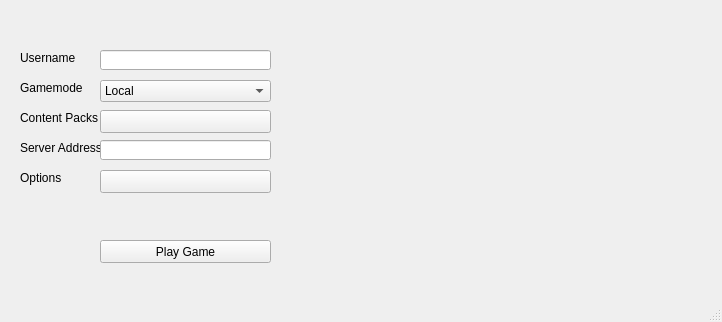
Before: the Qt Designer form ui/main.ui in CrankySupertoon/ToontownServer, drawn with Qt 5.
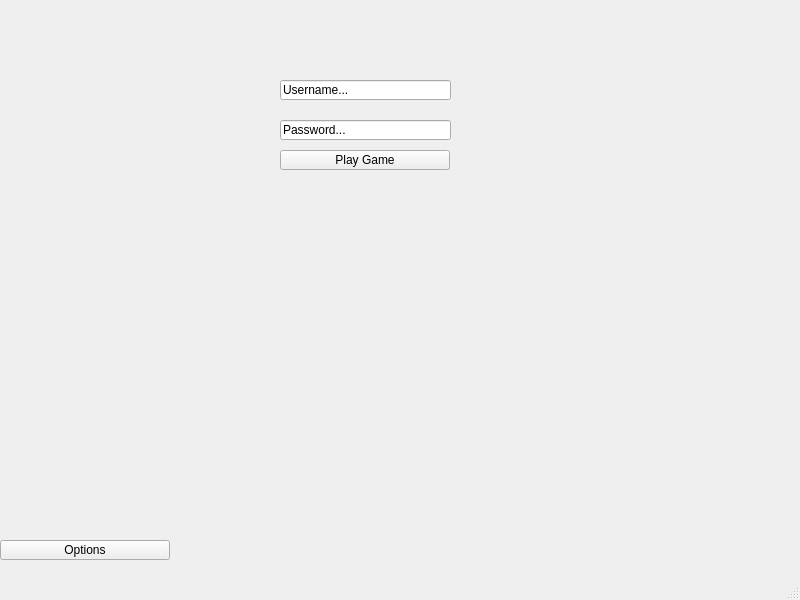
After: the same form once the commit is applied. Icons and pictures are not drawn.

```diff
--- a/ui/main.ui
+++ b/ui/main.ui
@@ -6,156 +6,92 @@
    <rect>
     <x>0</x>
     <y>0</y>
-    <width>722</width>
-    <height>322</height>
+    <width>800</width>
+    <height>600</height>
    </rect>
   </property>
+  <property name="maximumSize">
+   <size>
+    <width>800</width>
+    <height>600</height>
+   </size>
+  </property>
   <property name="windowTitle">
    <string>Toontown Launcher</string>
   </property>
   <widget class="QWidget" name="centralwidget">
-   <widget class="QComboBox" name="option">
-    <property name="geometry">
-     <rect>
-      <x>100</x>
-      <y>80</y>
-      <width>171</width>
-      <height>22</height>
-     </rect>
-    </property>
-    <item>
-     <property name="text">
-      <string>Local</string>
-     </property>
-    </item>
-    <item>
-     <property name="text">
-      <string>Server</string>
-     </property>
-    </item>
-   </widget>
-   <widget class="QLabel" name="label">
-    <property name="geometry">
-     <rect>
-      <x>20</x>
-      <y>80</y>
-      <width>81</width>
-      <height>16</height>
-     </rect>
-    </property>
-    <property name="text">
-     <string>Gamemode</string>
-    </property>
-   </widget>
-   <widget class="QLabel" name="label_2">
-    <property name="geometry">
-     <rect>
-      <x>20</x>
-      <y>50</y>
-      <width>81</width>
-      <height>16</height>
-     </rect>
-    </property>
-    <property name="text">
-     <string>Username</string>
-    </property>
-   </widget>
    <widget class="QLineEdit" name="name">
     <property name="geometry">
      <rect>
-      <x>100</x>
-      <y>50</y>
+      <x>280</x>
+      <y>80</y>
       <width>171</width>
       <height>20</height>
-     </rect>
-    </property>
-   </widget>
-   <widget class="QLabel" name="label_3">
-    <property name="geometry">
-     <rect>
-      <x>20</x>
-      <y>140</y>
-      <width>81</width>
-      <height>16</height>
      </rect>
     </property>
     <property name="text">
-     <string>Server Address</string>
-    </property>
-   </widget>
-   <widget class="QLineEdit" name="IP">
-    <property name="geometry">
-     <rect>
-      <x>100</x>
-      <y>140</y>
-      <width>171</width>
-      <height>20</height>
-     </rect>
+     <string>Username...</string>
     </property>
    </widget>
    <widget class="QPushButton" name="playButton">
     <property name="geometry">
      <rect>
-      <x>100</x>
-      <y>240</y>
-      <width>171</width>
-      <height>23</height>
+      <x>280</x>
+      <y>150</y>
+      <width>170</width>
+      <height>20</height>
      </rect>
     </property>
+    <property name="minimumSize">
+     <size>
+      <width>0</width>
+      <height>0</height>
+     </size>
+    </property>
+    <property name="maximumSize">
+     <size>
+      <width>170</width>
+      <height>20</height>
+     </size>
+    </property>
     <property name="text">
      <string>Play Game</string>
     </property>
-   </widget>
-   <widget class="QPushButton" name="cp">
-    <property name="geometry">
-     <rect>
-      <x>100</x>
-      <y>110</y>
-      <width>171</width>
-      <height>23</height>
-     </rect>
-    </property>
-    <property name="text">
-     <string/>
-    </property>
-   </widget>
-   <widget class="QLabel" name="label_4">
-    <property name="geometry">
-     <rect>
-      <x>20</x>
-      <y>110</y>
-      <width>81</width>
-      <height>16</height>
-     </rect>
-    </property>
-    <property name="text">
-     <string>Content Packs</string>
-    </property>
-   </widget>
-   <widget class="QLabel" name="label_5">
-    <property name="geometry">
-     <rect>
-      <x>20</x>
-      <y>170</y>
-      <width>81</width>
-      <height>16</height>
-     </rect>
-    </property>
-    <property name="text">
-     <string>Options</string>
+    <property name="icon">
+     <iconset>
+      <normaloff>play_button.png</normaloff>play_button.png</iconset>
     </property>
    </widget>
    <widget class="QPushButton" name="options_menu">
     <property name="geometry">
      <rect>
-      <x>100</x>
-      <y>170</y>
+      <x>0</x>
+      <y>540</y>
+      <width>170</width>
+      <height>20</height>
+     </rect>
+    </property>
+    <property name="maximumSize">
+     <size>
+      <width>170</width>
+      <height>20</height>
+     </size>
+    </property>
+    <property name="text">
+     <string>Options</string>
+    </property>
+   </widget>
+   <widget class="QLineEdit" name="password">
+    <property name="geometry">
+     <rect>
+      <x>280</x>
+      <y>120</y>
       <width>171</width>
-      <height>23</height>
+      <height>20</height>
      </rect>
     </property>
     <property name="text">
-     <string/>
+     <string>Password...</string>
     </property>
    </widget>
   </widget>
```
Left out of the diff: 2 changed lines with no effect on the pictures.
